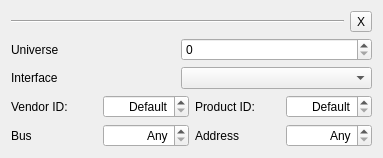
Before: the Qt Designer form GUI/widgets/interface.ui in VirtualStudioControl/DMXRelayConfigurator, drawn with Qt 5.
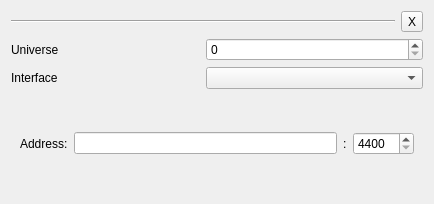
After: the same form once the commit is applied.

Commit message: UI for configuring network adapters

Diff of the .ui file:
```diff
--- a/GUI/widgets/interface.ui
+++ b/GUI/widgets/interface.ui
@@ -6,8 +6,8 @@
    <rect>
     <x>0</x>
     <y>0</y>
-    <width>383</width>
-    <height>141</height>
+    <width>434</width>
+    <height>204</height>
    </rect>
   </property>
   <property name="windowTitle">
@@ -24,7 +24,7 @@
    <item row="3" column="0" colspan="3">
     <widget class="QStackedWidget" name="optionStack">
      <property name="currentIndex">
-      <number>1</number>
+      <number>2</number>
      </property>
      <widget class="QWidget" name="page">
       <layout class="QGridLayout" name="gridLayout_2">
@@ -195,6 +195,37 @@
        </item>
       </layout>
      </widget>
+     <widget class="QWidget" name="page_3">
+      <layout class="QGridLayout" name="gridLayout_4">
+       <item row="0" column="3">
+        <widget class="QLabel" name="label_9">
+         <property name="text">
+          <string>:</string>
+         </property>
+        </widget>
+       </item>
+       <item row="0" column="1">
+        <widget class="QLabel" name="label_8">
+         <property name="text">
+          <string>Address:</string>
+         </property>
+        </widget>
+       </item>
+       <item row="0" column="2">
+        <widget class="QLineEdit" name="ip_address"/>
+       </item>
+       <item row="0" column="4">
+        <widget class="QSpinBox" name="ip_port">
+         <property name="minimum">
+          <number>4400</number>
+         </property>
+         <property name="maximum">
+          <number>65535</number>
+         </property>
+        </widget>
+       </item>
+      </layout>
+     </widget>
     </widget>
    </item>
    <item row="1" column="0">
```
The commit also changes 3 other files.
